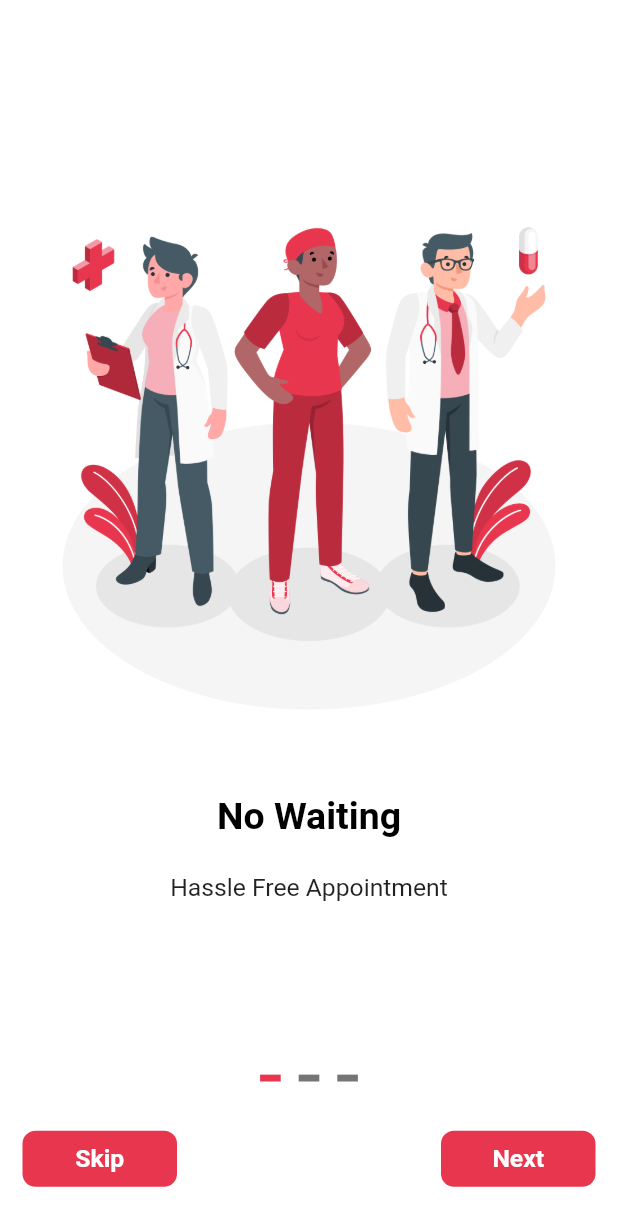
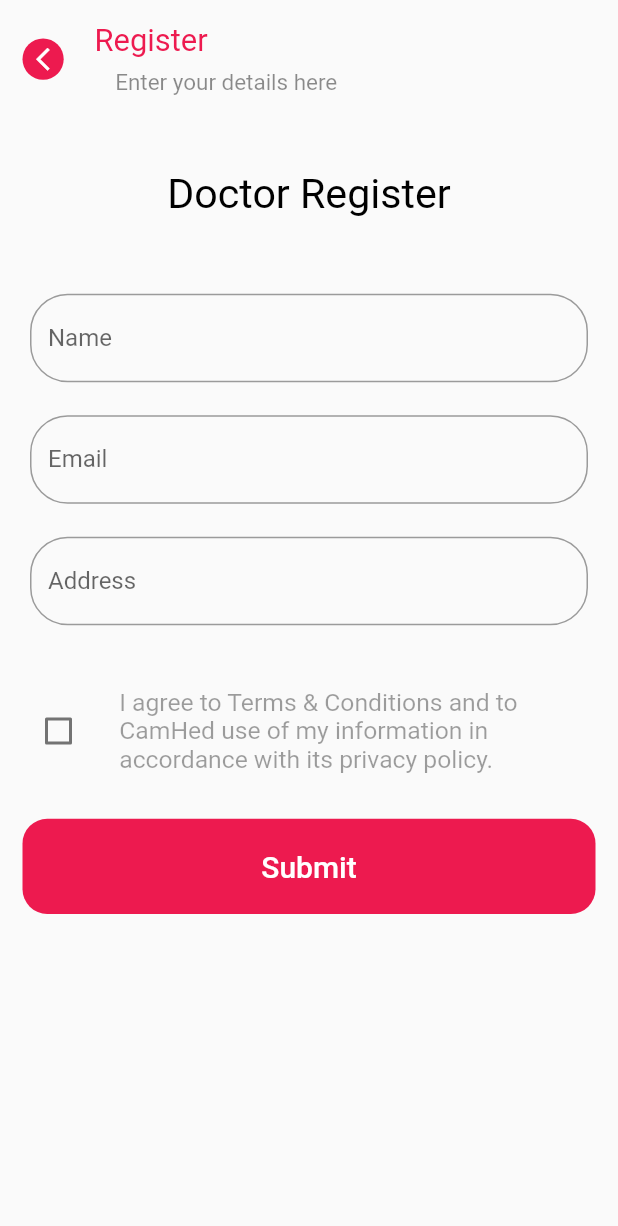
Before and after one commit to Madhav008/camhed, a Flutter app: the screen it shows after launch, on a phone screen of 412 x 824 dp. Shown: the top 1226 px of the screen. Run offline on Flutter 3.47's test engine with Material 2 defaults, Android fonts, the phone set to English and light mode, and no system bars; our stand-ins replace cloud_firestore, firebase_auth, firebase_core, fluttertoast, otp_text_field; missing offline and left inert: otp_count_down; accounts and stored records are empty.

Commit message:
Doctor Register Page

```diff
--- /dev/null
+++ b/lib/Doctor/Pages/doctorRegister.dart
@@ -0,0 +1,208 @@
+import 'package:flutter/material.dart';
+
+class DoctorRegister extends StatefulWidget {
+  const DoctorRegister({Key key}) : super(key: key);
+
+
+  @override
+
+  _DoctorRegisterState createState() => _DoctorRegisterState();
+
+}
+
+class _DoctorRegisterState extends State<DoctorRegister> {
+  bool value = false;
+
+  @override
+  Widget build(BuildContext context) {
+    var height = MediaQuery.of(context).size.height;
+    var width = MediaQuery.of(context).size.width;
+    return Scaffold(
+      appBar: AppBar(
+        toolbarHeight: 0,
+      ),
+      body: SingleChildScrollView(
+        child: Column(
+          children: [
+            Padding(
+              padding: const EdgeInsets.only(top: 15, left: 15),
+              child: Row(
+                children: [
+                  InkWell(
+                    // onTap: () {
+                    //   Navigator.pushReplacement(
+                    //       context,
+                    //       MaterialPageRoute(
+                    //           builder: (context) => StartingPage()));
+                    // },
+                    child: Container(
+                      height: height / 30,
+                      width: height / 30,
+                      decoration: BoxDecoration(
+                          color: Color(0xffED1A4F),
+                          borderRadius: BorderRadius.circular(height / 50)),
+                      child: Icon(
+                        Icons.arrow_back_ios_sharp,
+                        size: height / 45,
+                        color: Colors.white,
+                      ),
+                    ),
+                  ),
+                  SizedBox(
+                    width: width / 20,
+                  ),
+                  Column(
+                    crossAxisAlignment: CrossAxisAlignment.start,
+                    children: [
+                      Text(
+                        "Register",
+                        style: TextStyle(
+                            color: Color(0xffED1A4F),
+                            fontSize: height / 40,
+                            fontWeight: FontWeight.w400),
+                      ),
+                      SizedBox(
+                        height: height / 120,
+                      ),
+                      Row(
+                        children: [
+                          SizedBox(
+                            width: width / 30,
+                          ),
+                          Text(
+                            "Enter your details here",
+                            style: TextStyle(
+                                color: Colors.black45, fontSize: height / 55),
+                          )
+                        ],
+                      )
+                    ],
+                  )
+                ],
+              ),
+            ),
+            Padding(
+              padding: const EdgeInsets.only(top: 50),
+              child: Text("Doctor Register",style: TextStyle(color: Colors.black,fontSize: height/30),),
+            ),
+
+            Padding(
+              padding: const EdgeInsets.only(left: 20,right: 20,top: 50),
+              child: Column(
+                crossAxisAlignment: CrossAxisAlignment.start,
+                children: [
+
+                  TextFormField(
+                    onChanged: (value) {
+                      // signInValidator.changeEmail(value);
+                    },
+                    decoration: InputDecoration(
+                      // errorText: signInValidator.email.error,
+                      labelText: "Name",
+                      alignLabelWithHint: false,
+                      helperText: "",
+                      fillColor: Colors.white,
+                      border: new OutlineInputBorder(
+                        borderRadius: new BorderRadius.circular(25.0),
+                        borderSide: new BorderSide(),
+                      ),
+                    ),
+                  ),
+
+                  TextFormField(
+                    onChanged: (value) {
+                      // signInValidator.changeEmail(value);
+                    },
+                    decoration: InputDecoration(
+                      // errorText: signInValidator.email.error,
+                      labelText: "Email",
+                      alignLabelWithHint: false,
+                      helperText: "",
+                      fillColor: Colors.white,
+                      border: new OutlineInputBorder(
+                        borderRadius: new BorderRadius.circular(25.0),
+                        borderSide: new BorderSide(),
+                      ),
+                    ),
+                  ),
+
+                  TextFormField(
+                    onChanged: (value) {
+                      // signInValidator.changeEmail(value);
+                    },
+                    decoration: InputDecoration(
+                      // errorText: signInValidator.email.error,
+                      labelText: "Address",
+                      alignLabelWithHint: false,
+                      helperText: "",
+                      fillColor: Colors.white,
+                      border: new OutlineInputBorder(
+                        borderRadius: new BorderRadius.circular(25.0),
+                        borderSide: new BorderSide(),
+                      ),
+                    ),
+                  ),
+
+                  // TextFormField(
+                  //   onChanged: (value) {
+                  //     // signInValidator.changeEmail(value);
+                  //   },
+                  //   decoration: InputDecoration(
+                  //     // errorText: signInValidator.email.error,
+                  //     labelText: "Referral Code (optional)",
+                  //     alignLabelWithHint: false,
+                  //     helperText: "",
+                  //     fillColor: Colors.white,
+                  //     border: new OutlineInputBorder(
+                  //       borderRadius: new BorderRadius.circular(25.0),
+                  //       borderSide: new BorderSide(),
+                  //     ),
+                  //   ),
+                  // ),
+                ],
+              ),
+            ),
+
+            Padding(
+              padding: const EdgeInsets.only(left: 15,right: 15,top: 20),
+              child: Row(
+                children: [
+                  Checkbox(
+                    value: this.value,
+                    onChanged: (bool value) {
+                      setState(() {
+                        this.value = value;
+                      });
+                    },
+                  ),
+                  SizedBox(width: width/25,),
+                  Expanded(child: Text("I agree to Terms & Conditions and to CamHed use of my information in accordance with its privacy policy.",style: TextStyle(color: Colors.black38,fontSize: height/50),))
+                ],
+              ),
+            ),
+
+            Padding(
+              padding: const EdgeInsets.only(top: 30,left: 15,right: 15),
+              child: Container(
+                height: height / 13,
+                width: width,
+                decoration: BoxDecoration(
+                    color: Color(0xffed1a4f),
+                    borderRadius: BorderRadius.circular(height / 50)),
+                child: Center(
+                    child: Text(
+                      "Submit",
+                      style: TextStyle(
+                          color: Colors.white,
+                          fontWeight: FontWeight.w500,
+                          fontSize: 20),
+                    )),
+              ),
+            ),
+
+          ],
+        ),
+      ),
+    );
+  }
+}
--- a/lib/main.dart
+++ b/lib/main.dart
@@ -2,6 +2,8 @@ import 'package:camhed/Client/Pages/Pages/clientRegister.dart';
 import 'package:camhed/Client/Pages/splashScreen/SplashScreen.dart';
 import 'package:flutter/material.dart';
 import 'package:firebase_core/firebase_core.dart';
+
+import 'Doctor/Pages/doctorRegister.dart';
 
 void main() async {
   WidgetsFlutterBinding.ensureInitialized();
@@ -17,9 +19,9 @@ class MyApp extends StatelessWidget {
       debugShowCheckedModeBanner: false,
       title: 'Flutter Demo',
       theme: ThemeData(
-        primarySwatch: Colors.blue,
+        primarySwatch: Colors.red,
       ),
-      home: SplashScreen(),
+      home: DoctorRegister(),
     );
   }
 }
```
Also changed, not shown: lib/validatior/signIn_validation.dart (+55 -55 lines), lib/validatior/signup_validation.dart (+90 -90 lines).
